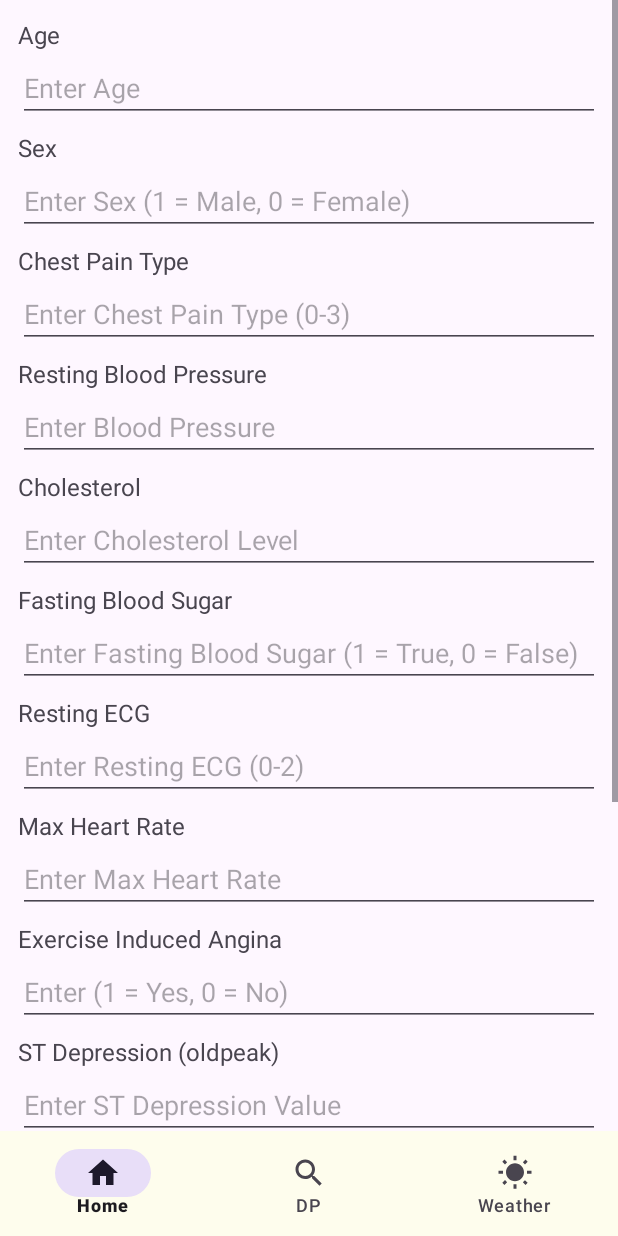
After one commit to dayam8696/DiaHeart, an Android app: the HeartFragment screen opened through its navigation route, on a phone screen of 412 x 824 dp. The commit adds this screen. Run offline under Robolectric (Android 15) with nearby library versions, the phone set to English and light mode, and no system bars; our stand-ins replace navigation-ui; libraries missing offline, so code that uses them is left out: org.tensorflow.lite.

Commit message:
working on heart prediction model

```diff
--- a/app/src/main/java/com/example/diaheart/ui/fragment/DiabetiesFragment.kt
+++ b/app/src/main/java/com/example/diaheart/ui/fragment/DiabetiesFragment.kt
@@ -6,7 +6,7 @@ import android.view.LayoutInflater
 import android.view.View
 import android.view.ViewGroup
 import android.widget.ArrayAdapter
-import android.widget.Toast
+
 import androidx.navigation.fragment.findNavController
 import com.example.diaheart.R
 import com.example.diaheart.databinding.DiabetiesBinding
--- a/app/src/main/java/com/example/diaheart/ui/fragment/HomeFragment.kt
+++ b/app/src/main/java/com/example/diaheart/ui/fragment/HomeFragment.kt
@@ -18,11 +18,15 @@ class HomeFragment :BaseFragment() {
         return binding.root
     }
 
-    override fun onViewStateRestored(savedInstanceState: Bundle?) {
-        super.onViewStateRestored(savedInstanceState)
+    override fun onViewCreated(view: View, savedInstanceState: Bundle?) {
+        super.onViewCreated(view, savedInstanceState)
         binding.btndiabetes.setOnClickListener {
             findNavController().navigate(R.id.action_homeFragment2_to_diabeties)
         }
+        binding.btnheart.setOnClickListener {
+            findNavController().navigate(R.id.action_homeFragment2_to_heartFragment)
+        }
+
     }
 
 
--- /dev/null
+++ b/app/src/main/res/layout/heart_attack.xml
@@ -0,0 +1,233 @@
+<?xml version="1.0" encoding="utf-8"?>
+<ScrollView
+    xmlns:android="http://schemas.android.com/apk/res/android"
+    android:layout_width="match_parent"
+    android:layout_height="match_parent"
+    android:fillViewport="true">
+
+    <LinearLayout
+        android:layout_width="match_parent"
+        android:layout_height="wrap_content"
+        android:orientation="vertical"
+        android:padding="12dp">
+
+        <!-- Age -->
+        <TextView
+            android:layout_width="wrap_content"
+            android:layout_height="wrap_content"
+            android:text="Age"
+            android:textSize="16sp"
+            android:layout_marginBottom="2dp" />
+
+        <EditText
+            android:id="@+id/age"
+            android:layout_width="match_parent"
+            android:layout_height="wrap_content"
+            android:hint="Enter Age"
+            android:inputType="number"
+            android:layout_marginBottom="6dp" />
+
+        <!-- Sex -->
+        <TextView
+            android:layout_width="wrap_content"
+            android:layout_height="wrap_content"
+            android:text="Sex"
+            android:textSize="16sp"
+            android:layout_marginBottom="2dp" />
+
+        <EditText
+            android:id="@+id/sex"
+            android:layout_width="match_parent"
+            android:layout_height="wrap_content"
+            android:hint="Enter Sex (1 = Male, 0 = Female)"
+            android:inputType="number"
+            android:layout_marginBottom="6dp" />
+
+        <!-- Chest Pain Type -->
+        <TextView
+            android:layout_width="wrap_content"
+            android:layout_height="wrap_content"
+            android:text="Chest Pain Type"
+            android:textSize="16sp"
+            android:layout_marginBottom="2dp" />
+
+        <EditText
+            android:id="@+id/cp"
+            android:layout_width="match_parent"
+            android:layout_height="wrap_content"
+            android:hint="Enter Chest Pain Type (0-3)"
+            android:inputType="number"
+            android:layout_marginBottom="6dp" />
+
+        <!-- Resting Blood Pressure -->
+        <TextView
+            android:layout_width="wrap_content"
+            android:layout_height="wrap_content"
+            android:text="Resting Blood Pressure"
+            android:textSize="16sp"
+            android:layout_marginBottom="2dp" />
+
+        <EditText
+            android:id="@+id/trtbps"
+            android:layout_width="match_parent"
+            android:layout_height="wrap_content"
+            android:hint="Enter Blood Pressure"
+            android:inputType="number"
+            android:layout_marginBottom="6dp" />
+
+        <!-- Cholesterol -->
+        <TextView
+            android:layout_width="wrap_content"
+            android:layout_height="wrap_content"
+            android:text="Cholesterol"
+            android:textSize="16sp"
+            android:layout_marginBottom="2dp" />
+
+        <EditText
+            android:id="@+id/chol"
+            android:layout_width="match_parent"
+            android:layout_height="wrap_content"
+            android:hint="Enter Cholesterol Level"
+            android:inputType="number"
+            android:layout_marginBottom="6dp" />
+
+        <!-- Fasting Blood Sugar -->
+        <TextView
+            android:layout_width="wrap_content"
+            android:layout_height="wrap_content"
+            android:text="Fasting Blood Sugar"
+            android:textSize="16sp"
+            android:layout_marginBottom="2dp" />
+
+        <EditText
+            android:id="@+id/fbs"
+            android:layout_width="match_parent"
+            android:layout_height="wrap_content"
+            android:hint="Enter Fasting Blood Sugar (1 = True, 0 = False)"
+            android:inputType="number"
+            android:layout_marginBottom="6dp" />
+
+        <!-- Resting ECG -->
+        <TextView
+            android:layout_width="wrap_content"
+            android:layout_height="wrap_content"
+            android:text="Resting ECG"
+            android:textSize="16sp"
+            android:layout_marginBottom="2dp" />
+
+        <EditText
+            android:id="@+id/restecg"
+            android:layout_width="match_parent"
+            android:layout_height="wrap_content"
+            android:hint="Enter Resting ECG (0-2)"
+            android:inputType="number"
+            android:layout_marginBottom="6dp" />
+
+        <!-- Max Heart Rate -->
+        <TextView
+            android:layout_width="wrap_content"
+            android:layout_height="wrap_content"
+            android:text="Max Heart Rate"
+            android:textSize="16sp"
+            android:layout_marginBottom="2dp" />
+
+        <EditText
+            android:id="@+id/thalachh"
+            android:layout_width="match_parent"
+            android:layout_height="wrap_content"
+            android:hint="Enter Max Heart Rate"
+            android:inputType="number"
+            android:layout_marginBottom="6dp" />
+
+        <!-- Exercise Induced Angina -->
+        <TextView
+            android:layout_width="wrap_content"
+            android:layout_height="wrap_content"
+            android:text="Exercise Induced Angina"
+            android:textSize="16sp"
+            android:layout_marginBottom="2dp" />
+
+        <EditText
+            android:id="@+id/exng"
+            android:layout_width="match_parent"
+            android:layout_height="wrap_content"
+            android:hint="Enter (1 = Yes, 0 = No)"
+            android:inputType="number"
+            android:layout_marginBottom="6dp" />
+
+        <!-- ST Depression (oldpeak) -->
+        <TextView
+            android:layout_width="wrap_content"
+            android:layout_height="wrap_content"
+            android:text="ST Depression (oldpeak)"
+            android:textSize="16sp"
+            android:layout_marginBottom="2dp" />
+
+        <EditText
+            android:id="@+id/oldpeak"
+            android:layout_width="match_parent"
+            android:layout_height="wrap_content"
+            android:hint="Enter ST Depression Value"
+            android:inputType="numberDecimal"
+            android:layout_marginBottom="6dp" />
+
+        <!-- Slope -->
+        <TextView
+            android:layout_width="wrap_content"
+            android:layout_height="wrap_content"
+            android:text="Slope"
+            android:textSize="16sp"
+            android:layout_marginBottom="2dp" />
+
+        <EditText
+            android:id="@+id/slp"
+            android:layout_width="match_parent"
+            android:layout_height="wrap_content"
+            android:hint="Enter Slope (0-2)"
+            android:inputType="number"
+            android:layout_marginBottom="6dp" />
+
+        <!-- Number of Major Vessels -->
+        <TextView
+            android:layout_width="wrap_content"
+            android:layout_height="wrap_content"
+            android:text="Number of Major Vessels"
+            android:textSize="16sp"
+            android:layout_marginBottom="2dp" />
+
+        <EditText
+            android:id="@+id/caa"
+            android:layout_width="match_parent"
+            android:layout_height="wrap_content"
+            android:hint="Enter Number of Major Vessels"
+            android:inputType="number"
+            android:layout_marginBottom="6dp" />
+
+        <!-- Thalassemia -->
+        <TextView
+            android:layout_width="wrap_content"
+            android:layout_height="wrap_content"
+            android:text="Thalassemia"
+            android:textSize="16sp"
+            android:layout_marginBottom="2dp" />
+
+        <EditText
+            android:id="@+id/thall"
+            android:layout_width="match_parent"
+            android:layout_height="wrap_content"
+            android:hint="Enter Thalassemia Value (0-3)"
+            android:inputType="number"
+            android:layout_marginBottom="12dp" />
+
+        <!-- Predict Button -->
+        <Button
+            android:id="@+id/btn_predict"
+            android:layout_width="wrap_content"
+            android:layout_height="wrap_content"
+            android:text="Predict"
+            android:layout_gravity="center"
+            android:padding="12dp"
+            android:textSize="16sp" />
+
+    </LinearLayout>
+</ScrollView>
--- a/app/src/main/res/navigation/nav_graph_after.xml
+++ b/app/src/main/res/navigation/nav_graph_after.xml
@@ -12,6 +12,9 @@
         <action
             android:id="@+id/action_homeFragment2_to_diabeties"
             app:destination="@id/diabeties" />
+        <action
+            android:id="@+id/action_homeFragment2_to_heartFragment"
+            app:destination="@id/heartFragment" />
     </fragment>
     <fragment
         android:id="@+id/diabeties"
@@ -25,5 +28,11 @@
     <fragment
         android:id="@+id/diabetiesResultScreen"
         android:name="com.example.diaheart.ui.fragment.DiabetiesResultScreen"
-        android:label="DiabetiesResultScreen" />
+        android:label="DiabetiesResultScreen"
+        tools:layout="@layout/diabetes_result_screen"/>
+    <fragment
+        android:id="@+id/heartFragment"
+        android:name="com.example.diaheart.ui.fragment.HeartFragment"
+        android:label="HeartFragment"
+        tools:layout="@layout/heart_attack"/>
 </navigation>
--- /dev/null
+++ b/app/src/main/res/values/ids.xml
@@ -0,0 +1,4 @@
+<?xml version="1.0" encoding="utf-8"?>
+<resources>
+    <item name="sex" type="id" />
+</resources>
```
Also changed, not shown: app/src/main/java/com/example/diaheart/ui/fragment/HeartFragment.kt (added, +142 -0 lines), 1 other file.
